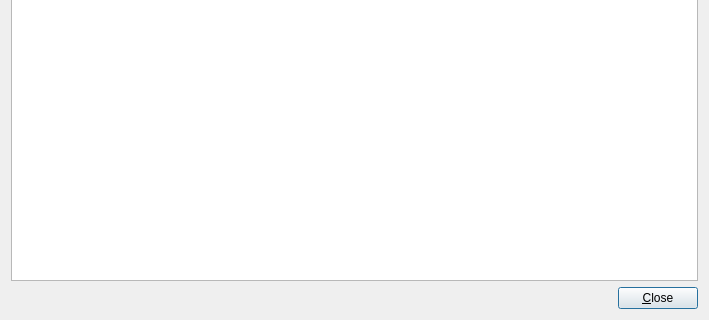
Project-LemonLime/Project_LemonLime, file forms/detaildialog.ui: the form before one commit; both pictures show x 0 to 709 and y 200 to 520 of the 709 by 520 pixel window.
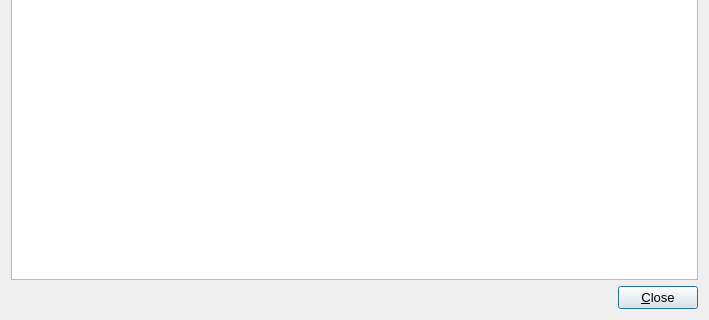
The form after the commit. Icons and pictures are not drawn.

The edit to the form file:
```diff
--- a/forms/detaildialog.ui
+++ b/forms/detaildialog.ui
@@ -41,6 +41,11 @@
      </item>
      <item>
       <widget class="QPushButton" name="closeButton">
+       <property name="font">
+        <font>
+         <pointsize>10</pointsize>
+        </font>
+       </property>
        <property name="text">
         <string>&amp;Close</string>
        </property>
```
